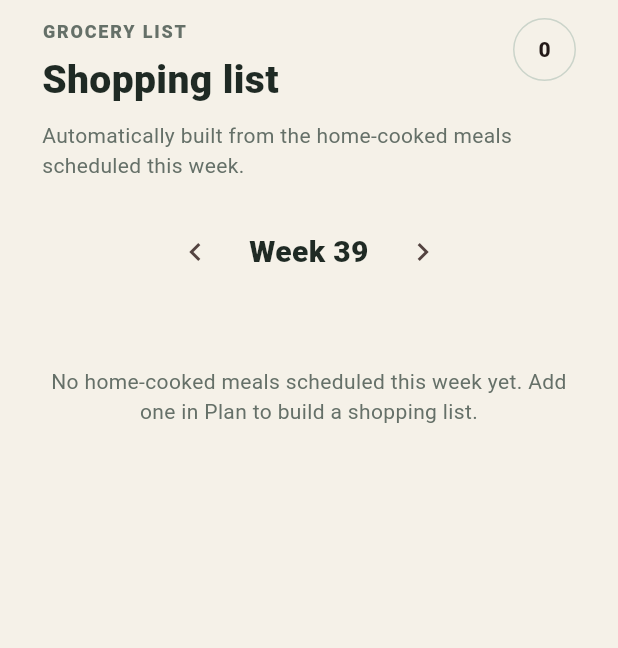
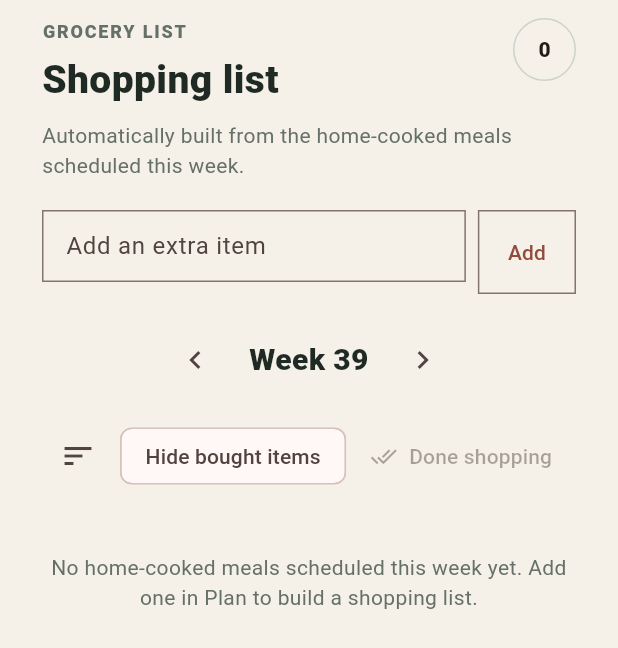
Before and after one commit to Lillebravo/Dinner-Schedule, a Flutter app: the ShoppingListPage widget shown alone on an empty page, opened directly with empty values, on a phone screen of 412 x 824 dp. Shown: the top 648 px of the screen. Run offline on Flutter 3.47's test engine with Material 3 defaults, Android fonts, the phone set to English and light mode, and no system bars.

Commit message:
feat(shopping): Enhance shopping list functionality with manual item addition, sorting, and filtering options

```diff
--- a/lib/controllers/shopping_list_controller.dart
+++ b/lib/controllers/shopping_list_controller.dart
@@ -1,22 +1,79 @@
 import 'package:flutter/foundation.dart';
 
+import '../models/shopping_list_item.dart';
 import '../utils/calendar_math.dart';
 
-/// Owns which shopping-list items have been checked off, per week. Checked
-/// state is keyed by week start + ingredient key so it's independent per week
-/// (and survives the underlying meal schedule regenerating the same item).
+class _ManualItem {
+  _ManualItem({required this.id, required this.name});
+  final String id;
+  final String name;
+}
+
+/// Owns everything about a week's shopping list that isn't derived straight
+/// from the meal schedule: which items are checked off, manually-added extra
+/// items, and which meal-derived ingredients have been dismissed via
+/// [finishShopping]. All keyed by week so it behaves like the schedule -
+/// stepping to a different week shows that week's own state.
 class ShoppingListController extends ChangeNotifier {
   final Set<String> _checked = {};
+  final Set<String> _hiddenAutoItems = {};
+  final Map<String, List<_ManualItem>> _manualItemsByWeek = {};
+  int _nextManualId = 0;
 
-  String _keyFor(DateTime weekAnchor, String itemKey) => '${CalendarMath.startOfWeek(weekAnchor).toIso8601String()}|$itemKey';
+  static String _weekKey(DateTime weekAnchor) => CalendarMath.startOfWeek(weekAnchor).toIso8601String();
+  static String _entryKey(DateTime weekAnchor, String itemKey) => '${_weekKey(weekAnchor)}|$itemKey';
 
-  bool isChecked(DateTime weekAnchor, String itemKey) => _checked.contains(_keyFor(weekAnchor, itemKey));
+  bool isChecked(DateTime weekAnchor, String itemKey) => _checked.contains(_entryKey(weekAnchor, itemKey));
 
   void toggle(DateTime weekAnchor, String itemKey) {
-    final key = _keyFor(weekAnchor, itemKey);
+    final key = _entryKey(weekAnchor, itemKey);
     if (!_checked.remove(key)) {
       _checked.add(key);
     }
     notifyListeners();
   }
+
+  /// Whether a meal-derived ingredient has been dismissed via [finishShopping]
+  /// for this week, so it stops reappearing until the schedule changes again.
+  bool isAutoItemHidden(DateTime weekAnchor, String itemKey) => _hiddenAutoItems.contains(_entryKey(weekAnchor, itemKey));
+
+  /// This week's hand-added extra items, oldest first.
+  List<ShoppingListItem> manualItemsForWeek(DateTime weekAnchor) {
+    final items = _manualItemsByWeek[_weekKey(weekAnchor)] ?? const [];
+    return [for (final item in items) ShoppingListItem(name: item.name, count: 1, mealNames: const [], manualId: item.id)];
+  }
+
+  /// Adds a free-form item to this week's list, independent of the schedule.
+  void addManualItem(DateTime weekAnchor, String rawName) {
+    final name = rawName.trim();
+    if (name.isEmpty) return;
+    (_manualItemsByWeek[_weekKey(weekAnchor)] ??= []).add(_ManualItem(id: 'manual-${_nextManualId++}', name: name));
+    notifyListeners();
+  }
+
+  void removeManualItem(DateTime weekAnchor, String manualId) {
+    final list = _manualItemsByWeek[_weekKey(weekAnchor)];
+    if (list == null) return;
+    final removed = list.length;
+    list.removeWhere((item) => item.id == manualId);
+    if (list.length != removed) notifyListeners();
+  }
+
+  /// Clears every currently-checked item out of [items] for this week: manual
+  /// items are deleted outright, meal-derived ingredients are hidden until the
+  /// schedule changes (otherwise they'd just reappear on the next rebuild).
+  void finishShopping(DateTime weekAnchor, List<ShoppingListItem> items) {
+    var changed = false;
+    for (final item in items) {
+      if (!isChecked(weekAnchor, item.key)) continue;
+      if (item.isManual) {
+        _manualItemsByWeek[_weekKey(weekAnchor)]?.removeWhere((manual) => manual.id == item.manualId);
+      } else {
+        _hiddenAutoItems.add(_entryKey(weekAnchor, item.key));
+      }
+      _checked.remove(_entryKey(weekAnchor, item.key));
+      changed = true;
+    }
+    if (changed) notifyListeners();
+  }
 }
--- a/lib/l10n/translations.dart
+++ b/lib/l10n/translations.dart
@@ -67,6 +67,11 @@ const Map<String, Map<String, String>> kTranslations = {
     'shopping.subtitle': 'Automatically built from the home-cooked meals scheduled this week.',
     'shopping.empty': 'No home-cooked meals scheduled this week yet. Add one in Plan to build a shopping list.',
     'shopping.forMeals': 'For {meals}',
+    'shopping.addItemHint': 'Add an extra item',
+    'shopping.addedManually': 'Added manually',
+    'shopping.hideBought': 'Hide bought items',
+    'shopping.doneShopping': 'Done shopping',
+    'shopping.allBought': 'Everything on the list is checked off.',
 
     'dayPicker.title': 'Add to schedule',
     'dayPicker.tonight': 'Tonight',
@@ -138,6 +143,11 @@ const Map<String, Map<String, String>> kTranslations = {
     'shopping.subtitle': 'Skapas automatiskt från de hemlagade måltider som är schemalagda den här veckan.',
     'shopping.empty': 'Inga hemlagade måltider schemalagda den här veckan än. Lägg till en under Planera för att skapa en inköpslista.',
     'shopping.forMeals': 'Till {meals}',
+    'shopping.addItemHint': 'Lägg till en extra vara',
+    'shopping.addedManually': 'Tillagd manuellt',
+    'shopping.hideBought': 'Dölj köpta varor',
+    'shopping.doneShopping': 'Klar med handlingen',
+    'shopping.allBought': 'Allt på listan är avbockat.',
 
     'dayPicker.title': 'Lägg till i schemat',
     'dayPicker.tonight': 'Ikväll',
--- a/lib/models/shopping_list_item.dart
+++ b/lib/models/shopping_list_item.dart
@@ -1,18 +1,28 @@
-/// One consolidated ingredient entry on a week's shopping list: how many times
-/// it's needed across the week's home-cooked dinners, and which meals need it.
+/// One entry on a week's shopping list: either an ingredient consolidated from
+/// that week's home-cooked dinners, or a free-form item added by hand.
 class ShoppingListItem {
-  const ShoppingListItem({required this.name, required this.count, required this.mealNames});
+  const ShoppingListItem({required this.name, required this.count, required this.mealNames, this.manualId});
 
-  /// The ingredient text as originally entered on a meal's recipe.
+  /// The ingredient text as originally entered on a meal's recipe, or the raw
+  /// text typed in for a manually-added item.
   final String name;
 
-  /// How many scheduled dinners this week call for this ingredient.
+  /// How many scheduled dinners this week call for this ingredient. Always 1
+  /// for a manually-added item.
   final int count;
 
   /// Names of the meals (in schedule order) that need this ingredient, may
-  /// repeat if the same meal is scheduled more than once in the week.
+  /// repeat if the same meal is scheduled more than once in the week. Empty
+  /// for a manually-added item.
   final List<String> mealNames;
 
-  /// A case/whitespace-insensitive key so "Onion" and "onion " merge together.
-  String get key => name.trim().toLowerCase();
+  /// Set only when this item was added by hand rather than derived from the
+  /// schedule; identifies it for removal/checked-state independent of its text.
+  final String? manualId;
+
+  bool get isManual => manualId != null;
+
+  /// A stable identity for checked-state/removal: the manual id if hand-added,
+  /// otherwise a case/whitespace-insensitive key so "Onion" and "onion " merge.
+  String get key => manualId ?? name.trim().toLowerCase();
 }
--- a/lib/pages/shopping_list_page.dart
+++ b/lib/pages/shopping_list_page.dart
@@ -9,13 +9,16 @@ import '../theme/app_theme.dart';
 import '../utils/calendar_math.dart';
 import '../utils/shopping_list_math.dart';
 import '../widgets/common/count_badge.dart';
+import '../widgets/common/entry_input_row.dart';
 import '../widgets/common/panel_header.dart';
 import '../widgets/schedule/schedule_period_header.dart';
 import '../widgets/schedule/week_picker_sheet.dart';
+import '../widgets/shopping/shopping_sort_control.dart';
 
 /// The weekly grocery list: every ingredient called for by that week's
-/// home-cooked dinners, consolidated and checkable, stepping forward/backward
-/// by week just like [MealScheduleController]'s planner.
+/// home-cooked dinners, plus any hand-added extras, consolidated and
+/// checkable, sortable/filterable, and stepping forward/backward by week just
+/// like [MealScheduleController]'s planner.
 class ShoppingListPage extends StatefulWidget {
   const ShoppingListPage({
     super.key,
@@ -33,7 +36,10 @@ class ShoppingListPage extends StatefulWidget {
 }
 
 class _ShoppingListPageState extends State<ShoppingListPage> {
+  final _manualItemController = TextEditingController();
+  final _sortController = ShoppingSortController();
   late DateTime _focusedDay;
+  bool _hideBought = false;
 
   @override
   void initState() {
@@ -42,6 +48,7 @@ class _ShoppingListPageState extends State<ShoppingListPage> {
     widget.scheduleController.addListener(_onChanged);
     widget.mealListController.addListener(_onChanged);
     widget.shoppingListController.addListener(_onChanged);
+    _sortController.addListener(_onChanged);
   }
 
   @override
@@ -49,6 +56,9 @@ class _ShoppingListPageState extends State<ShoppingListPage> {
     widget.scheduleController.removeListener(_onChanged);
     widget.mealListController.removeListener(_onChanged);
     widget.shoppingListController.removeListener(_onChanged);
+    _sortController.removeListener(_onChanged);
+    _manualItemController.dispose();
+    _sortController.dispose();
     super.dispose();
   }
 
@@ -66,13 +76,43 @@ class _ShoppingListPageState extends State<ShoppingListPage> {
 
   bool get _isCurrentWeek => CalendarMath.isSameDay(CalendarMath.startOfWeek(_focusedDay), CalendarMath.startOfWeek(DateTime.now()));
 
+  void _addManualItem() {
+    widget.shoppingListController.addManualItem(_focusedDay, _manualItemController.text);
+    _manualItemController.clear();
+  }
+
+  int _compareItems(ShoppingListItem a, ShoppingListItem b) {
+    switch (_sortController.option) {
+      case ShoppingSortOption.nameAZ:
+        return a.name.toLowerCase().compareTo(b.name.toLowerCase());
+      case ShoppingSortOption.nameZA:
+        return b.name.toLowerCase().compareTo(a.name.toLowerCase());
+      case ShoppingSortOption.uncheckedFirst:
+        final aChecked = widget.shoppingListController.isChecked(_focusedDay, a.key);
+        final bChecked = widget.shoppingListController.isChecked(_focusedDay, b.key);
+        if (aChecked != bChecked) return aChecked ? 1 : -1;
+        return a.name.toLowerCase().compareTo(b.name.toLowerCase());
+      case ShoppingSortOption.custom:
+        return 0;
+    }
+  }
+
   @override
   Widget build(BuildContext context) {
-    final items = ShoppingListMath.forWeek(
+    final autoItems = ShoppingListMath.forWeek(
       weekAnchor: _focusedDay,
       scheduleController: widget.scheduleController,
       mealListController: widget.mealListController,
-    );
+    ).where((item) => !widget.shoppingListController.isAutoItemHidden(_focusedDay, item.key));
+    final manualItems = widget.shoppingListController.manualItemsForWeek(_focusedDay);
+    final allItems = [...autoItems, ...manualItems];
+
+    final checkedCount = allItems.where((item) => widget.shoppingListController.isChecked(_focusedDay, item.key)).length;
+
+    final displayItems = (_hideBought ? allItems.where((item) => !widget.shoppingListController.isChecked(_focusedDay, item.key)) : allItems).toList();
+    // Dart's List.sort isn't stable, so only resort when a criterion is actually active - otherwise leave the natural merge order untouched.
+    if (_sortController.option != ShoppingSortOption.custom) displayItems.sort(_compareItems);
+
     final colors = AppColors.of(context);
 
     return SingleChildScrollView(
@@ -85,11 +125,13 @@ class _ShoppingListPageState extends State<ShoppingListPage> {
             PanelHeader(
               eyebrow: tr(context, 'shopping.eyebrow'),
               title: tr(context, 'shopping.title'),
-              trailing: CountBadge(count: items.length),
+              trailing: CountBadge(count: allItems.length),
             ),
             const SizedBox(height: 8),
             Text(tr(context, 'shopping.subtitle'), style: TextStyle(color: colors.muted)),
-            const SizedBox(height: 24),
+            const SizedBox(height: 20),
+            EntryInputRow(controller: _manualItemController, onSubmit: _addManualItem, hintText: tr(context, 'shopping.addItemHint')),
+            const SizedBox(height: 20),
             SchedulePeriodHeader(
               label: tr(context, 'mealPlan.weekLabel', {'number': '${CalendarMath.isoWeekNumber(_focusedDay)}'}),
               onPrevious: () => _stepWeek(-1),
@@ -104,20 +146,48 @@ class _ShoppingListPageState extends State<ShoppingListPage> {
                   child: Text(tr(context, 'mealPlan.thisWeek')),
                 ),
               ),
-            const SizedBox(height: 20),
-            if (items.isEmpty)
+            const SizedBox(height: 16),
+            Row(
+              children: [
+                ShoppingSortControl(controller: _sortController),
+                const SizedBox(width: 4),
+                FilterChip(
+                  key: const Key('hide-bought-filter'),
+                  label: Text(tr(context, 'shopping.hideBought')),
+                  selected: _hideBought,
+                  onSelected: (value) => setState(() => _hideBought = value),
+                ),
+                const Spacer(),
+                TextButton.icon(
+                  key: const Key('finish-shopping-button'),
+                  onPressed: checkedCount > 0 ? () => widget.shoppingListController.finishShopping(_focusedDay, allItems) : null,
+                  icon: const Icon(Icons.done_all),
+                  label: Text(tr(context, 'shopping.doneShopping')),
+                ),
+              ],
+            ),
+            const SizedBox(height: 8),
+            if (allItems.isEmpty)
               Padding(
                 padding: const EdgeInsets.symmetric(vertical: 32),
                 child: Center(
                   child: Text(tr(context, 'shopping.empty'), textAlign: TextAlign.center, style: TextStyle(color: colors.muted)),
                 ),
               )
+            else if (displayItems.isEmpty)
+              Padding(
+                padding: const EdgeInsets.symmetric(vertical: 32),
+                child: Center(
+                  child: Text(tr(context, 'shopping.allBought'), textAlign: TextAlign.center, style: TextStyle(color: colors.muted)),
+                ),
+              )
             else
-              for (final item in items) ...[
+              for (final item in displayItems) ...[
                 _ShoppingListRow(
                   item: item,
                   checked: widget.shoppingListController.isChecked(_focusedDay, item.key),
                   onChanged: () => widget.shoppingListController.toggle(_focusedDay, item.key),
+                  onDelete: item.isManual ? () => widget.shoppingListController.removeManualItem(_focusedDay, item.manualId!) : null,
                 ),
                 Divider(height: 1, color: colors.line),
               ],
@@ -129,11 +199,12 @@ class _ShoppingListPageState extends State<ShoppingListPage> {
 }
 
 class _ShoppingListRow extends StatelessWidget {
-  const _ShoppingListRow({required this.item, required this.checked, required this.onChanged});
+  const _ShoppingListRow({required this.item, required this.checked, required this.onChanged, this.onDelete});
 
   final ShoppingListItem item;
   final bool checked;
   final VoidCallback onChanged;
+  final VoidCallback? onDelete;
 
   @override
   Widget build(BuildContext context) {
@@ -154,7 +225,19 @@ class _ShoppingListRow extends StatelessWidget {
           color: checked ? colors.muted : colors.ink,
         ),
       ),
-      subtitle: Text(tr(context, 'shopping.forMeals', {'meals': mealSummary}), style: TextStyle(color: colors.muted, fontSize: 12)),
+      subtitle: Text(
+        item.isManual ? tr(context, 'shopping.addedManually') : tr(context, 'shopping.forMeals', {'meals': mealSummary}),
+        style: TextStyle(color: colors.muted, fontSize: 12),
+      ),
+      secondary: onDelete == null
+          ? null
+          : IconButton(
+              key: Key('shopping-item-remove-${item.key}'),
+              icon: const Icon(Icons.close),
+              color: colors.muted,
+              tooltip: 'Remove ${item.name}',
+              onPressed: onDelete,
+            ),
     );
   }
 }
--- /dev/null
+++ b/lib/widgets/shopping/shopping_sort_control.dart
@@ -0,0 +1,105 @@
+import 'package:flutter/material.dart';
+
+import '../../theme/app_theme.dart';
+
+/// How the shopping list is currently ordered.
+enum ShoppingSortOption { custom, nameAZ, nameZA, uncheckedFirst }
+
+/// A sortable criterion in the UI. Each maps to a pair of [ShoppingSortOption]s
+/// (ascending/descending) that a single button cycles through, except
+/// [status] which only has one direction. Mirrors the home meals list's sort.
+enum ShoppingSortCriterion { name, status }
+
+/// Owns the shopping list's sort order - a page-local view preference, not
+/// persisted list data - cycling ascending -> descending -> no sort (custom
+/// order) per criterion, exactly like the home meals list's sort.
+class ShoppingSortController extends ChangeNotifier {
+  ShoppingSortOption _option = ShoppingSortOption.custom;
+
+  ShoppingSortOption get option => _option;
+
+  /// The sort criterion currently in effect, or null when unsorted (custom order).
+  ShoppingSortCriterion? get activeCriterion => switch (_option) {
+        ShoppingSortOption.nameAZ || ShoppingSortOption.nameZA => ShoppingSortCriterion.name,
+        ShoppingSortOption.uncheckedFirst => ShoppingSortCriterion.status,
+        ShoppingSortOption.custom => null,
+      };
+
+  bool get isDescending => _option == ShoppingSortOption.nameZA;
+
+  /// Cycles [criterion] through ascending -> descending -> no sort (custom
+  /// order). [ShoppingSortCriterion.status] only has one direction, so it just
+  /// toggles on/off. Selecting a different criterion than the one currently
+  /// active starts it fresh (ascending).
+  void cycle(ShoppingSortCriterion criterion) {
+    switch (criterion) {
+      case ShoppingSortCriterion.name:
+        _option = switch (_option) {
+          ShoppingSortOption.nameAZ => ShoppingSortOption.nameZA,
+          ShoppingSortOption.nameZA => ShoppingSortOption.custom,
+          _ => ShoppingSortOption.nameAZ,
+        };
+      case ShoppingSortCriterion.status:
+        _option = _option == ShoppingSortOption.uncheckedFirst ? ShoppingSortOption.custom : ShoppingSortOption.uncheckedFirst;
+    }
+    notifyListeners();
+  }
+}
+
+/// A single icon button that opens a sheet of sort criteria. Tapping a
+/// criterion cycles it through ascending -> descending -> no sort, mirroring
+/// the home meals list's sort control.
+class ShoppingSortControl extends StatelessWidget {
+  const ShoppingSortControl({super.key, required this.controller});
+
+  final ShoppingSortController controller;
+
+  static const _labels = {
+    ShoppingSortCriterion.name: 'Name',
+    ShoppingSortCriterion.status: 'Unchecked first',
+  };
+
+  void _openSheet(BuildContext context) {
+    showModalBottomSheet<void>(
+      context: context,
+      builder: (context) => AnimatedBuilder(
+        animation: controller,
+        builder: (context, _) => SafeArea(
+          child: Column(
+            mainAxisSize: MainAxisSize.min,
+            children: [
+              Padding(
+                padding: const EdgeInsets.fromLTRB(16, 16, 16, 8),
+                child: Align(
+                  alignment: Alignment.centerLeft,
+                  child: Text('Sort by', style: TextStyle(fontWeight: FontWeight.w800, color: AppColors.of(context).ink, fontSize: 13)),
+                ),
+              ),
+              for (final criterion in ShoppingSortCriterion.values)
+                ListTile(
+                  key: Key('shopping-sort-option-${criterion.name}'),
+                  title: Text(_labels[criterion]!),
+                  trailing: controller.activeCriterion == criterion
+                      ? Icon(controller.isDescending ? Icons.arrow_downward : Icons.arrow_upward, color: AppColors.of(context).coral)
+                      : Icon(Icons.unfold_more, color: AppColors.of(context).muted),
+                  selected: controller.activeCriterion == criterion,
+                  onTap: () => controller.cycle(criterion),
+                ),
+            ],
+          ),
+        ),
+      ),
+    );
+  }
+
+  @override
+  Widget build(BuildContext context) {
+    final active = controller.activeCriterion != null;
+    return IconButton(
+      key: const Key('shopping-sort-button'),
+      tooltip: 'Sort',
+      onPressed: () => _openSheet(context),
+      icon: Badge(isLabelVisible: active, smallSize: 8, child: const Icon(Icons.sort)),
+    );
+  }
+}
```
Also changed, not shown: 1 other file.
